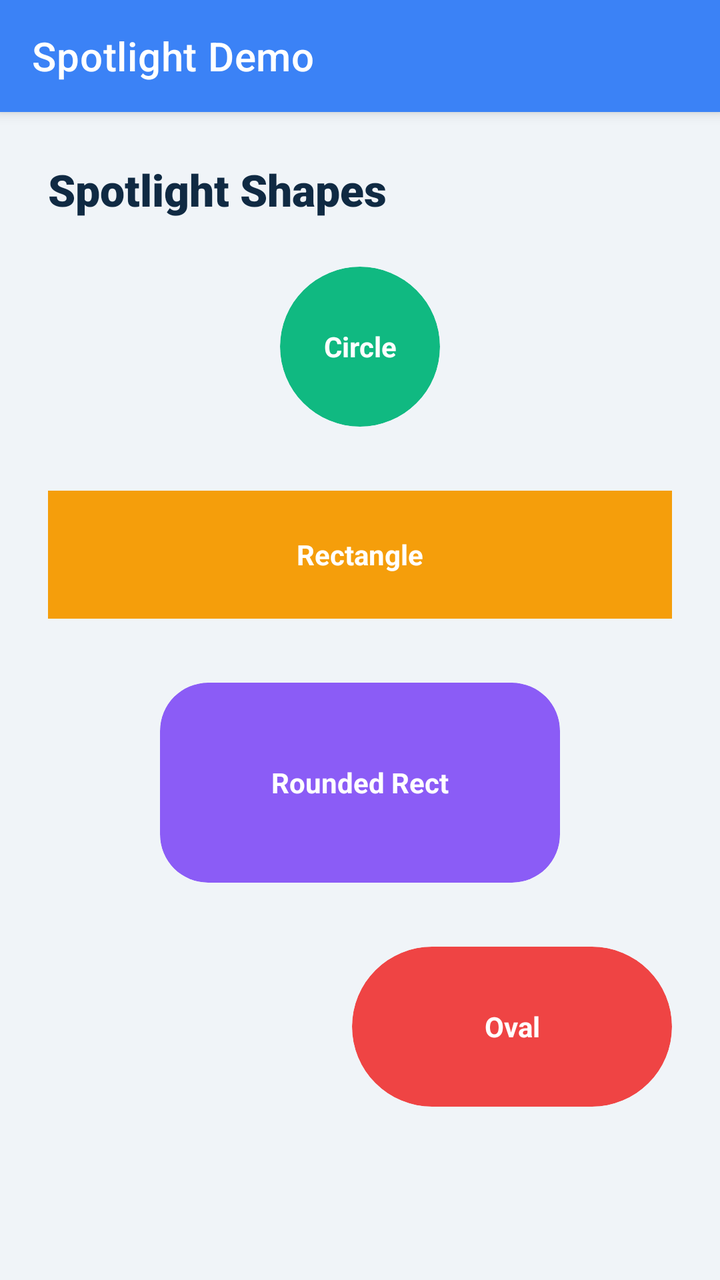
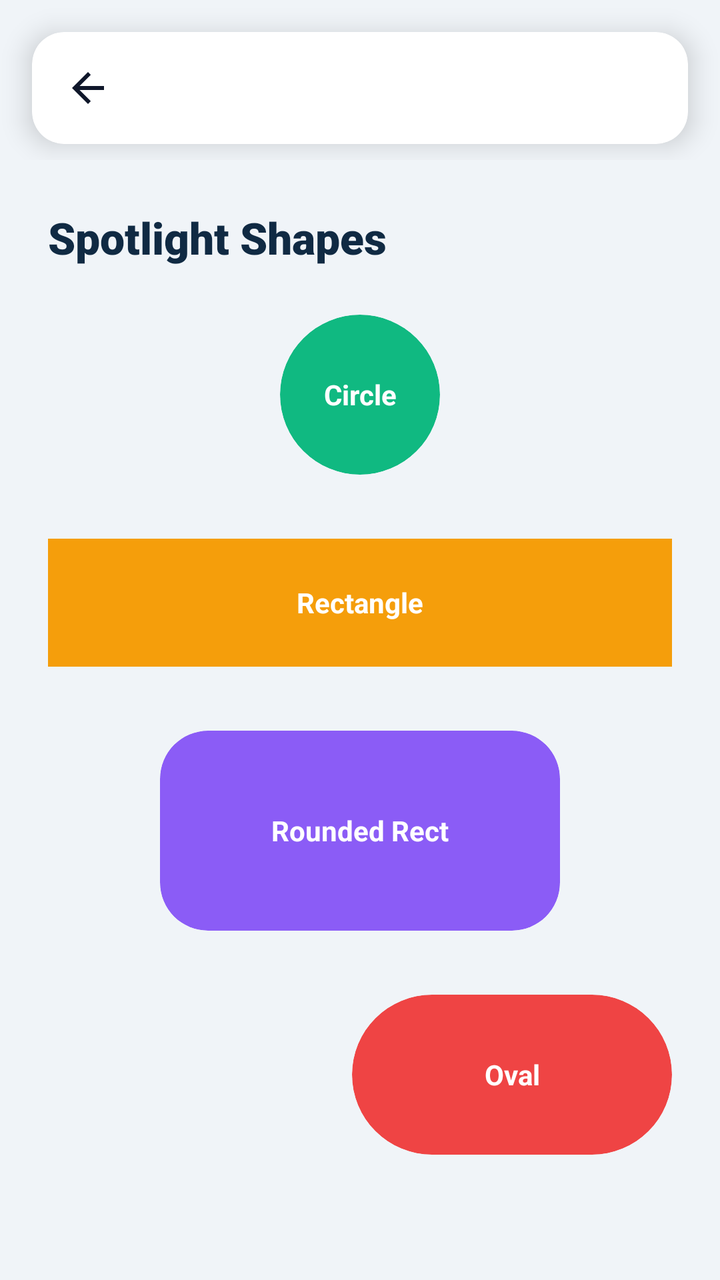

Two renders of the same Android screen: before a commit and after it. Below are the layout's source before the change and the commit's diff.
<!-- AndroidManifest.xml: application theme Theme.GuideFlow -->
<!-- res/layout/activity_spotlight_demo.xml -->
<?xml version="1.0" encoding="utf-8"?>
<androidx.coordinatorlayout.widget.CoordinatorLayout xmlns:android="http://schemas.android.com/apk/res/android"
    xmlns:app="http://schemas.android.com/apk/res-auto"
    android:layout_width="match_parent"
    android:layout_height="match_parent"
    android:background="#F0F4F8">

    <com.google.android.material.appbar.AppBarLayout
        android:layout_width="match_parent"
        android:layout_height="wrap_content"
        app:elevation="4dp">

        <com.google.android.material.appbar.MaterialToolbar
            android:id="@+id/toolbar"
            android:layout_width="match_parent"
            android:layout_height="?attr/actionBarSize"
            android:background="#3B82F6"
            app:title="Spotlight Demo"
            app:titleTextColor="#FFFFFF" />
    </com.google.android.material.appbar.AppBarLayout>

    <androidx.core.widget.NestedScrollView
        android:layout_width="match_parent"
        android:layout_height="match_parent"
        android:padding="24dp"
        app:layout_behavior="@string/appbar_scrolling_view_behavior">

        <LinearLayout
            android:layout_width="match_parent"
            android:layout_height="wrap_content"
            android:orientation="vertical">

            <TextView
                android:layout_width="match_parent"
                android:layout_height="wrap_content"
                android:text="Spotlight Shapes"
                android:textSize="22sp"
                android:fontFamily="sans-serif-black"
                android:textColor="#102A43"
                android:layout_marginBottom="24dp" />

            <com.google.android.material.card.MaterialCardView
                android:id="@+id/viewCircle"
                android:layout_width="80dp"
                android:layout_height="80dp"
                app:cardBackgroundColor="#10B981"
                app:cardCornerRadius="40dp"
                app:cardElevation="0dp"
                app:strokeWidth="0dp"
                android:layout_marginBottom="32dp"
                android:layout_gravity="center">
                <TextView
                    android:layout_width="match_parent"
                    android:layout_height="match_parent"
                    android:text="Circle"
                    android:gravity="center"
                    android:textColor="#FFFFFF"
                    android:textStyle="bold"/>
            </com.google.android.material.card.MaterialCardView>

            <com.google.android.material.card.MaterialCardView
                android:id="@+id/viewRectangle"
                android:layout_width="match_parent"
                android:layout_height="64dp"
                app:cardBackgroundColor="#F59E0B"
                app:cardCornerRadius="0dp"
                app:cardElevation="0dp"
                app:strokeWidth="0dp"
                android:layout_marginBottom="32dp">
                <TextView
                    android:layout_width="match_parent"
                    android:layout_height="match_parent"
                    android:text="Rectangle"
                    android:gravity="center"
                    android:textColor="#FFFFFF"
                    android:textStyle="bold"/>
            </com.google.android.material.card.MaterialCardView>

            <com.google.android.material.card.MaterialCardView
                android:id="@+id/viewRounded"
                android:layout_width="200dp"
                android:layout_height="100dp"
                app:cardBackgroundColor="#8B5CF6"
                app:cardCornerRadius="24dp"
                app:cardElevation="0dp"
                app:strokeWidth="0dp"
                android:layout_gravity="center"
                android:layout_marginBottom="32dp">
                <TextView
                    android:layout_width="match_parent"
                    android:layout_height="match_parent"
                    android:text="Rounded Rect"
                    android:gravity="center"
                    android:textColor="#FFFFFF"
                    android:textStyle="bold"/>
            </com.google.android.material.card.MaterialCardView>

            <com.google.android.material.card.MaterialCardView
                android:id="@+id/viewOval"
                android:layout_width="160dp"
                android:layout_height="80dp"
                app:cardBackgroundColor="#EF4444"
                app:cardCornerRadius="80dp"
                app:cardElevation="0dp"
                app:strokeWidth="0dp"
                android:layout_gravity="end"
                android:layout_marginBottom="48dp">
                <TextView
                    android:layout_width="match_parent"
                    android:layout_height="match_parent"
                    android:text="Oval"
                    android:gravity="center"
                    android:textColor="#FFFFFF"
                    android:textStyle="bold"/>
            </com.google.android.material.card.MaterialCardView>
            
            <TextView
                android:layout_width="match_parent"
                android:layout_height="wrap_content"
                android:text="Tap any shape above to see its corresponding Spotlight in action!"
                android:textColor="#627D98"
                android:textSize="16sp"
                android:textAlignment="center"
                android:fontFamily="sans-serif-medium"
                android:layout_marginTop="16dp"
                android:layout_marginBottom="32dp"/>
                
        </LinearLayout>
    </androidx.core.widget.NestedScrollView>

</androidx.coordinatorlayout.widget.CoordinatorLayout>
<!-- resources referenced by this layout -->
<resources>
  <style name="Theme.GuideFlow" parent="Theme.MaterialComponents.DayNight.NoActionBar">
          
          <item name="colorPrimary">@color/purple_500</item>
          <item name="colorPrimaryVariant">@color/purple_700</item>
          <item name="colorOnPrimary">@color/white</item>
          
          <item name="colorSecondary">@color/teal_200</item>
          <item name="colorSecondaryVariant">@color/teal_700</item>
          <item name="colorOnSecondary">@color/black</item>
          
          <item name="android:statusBarColor">?attr/colorPrimaryVariant</item>
          
      </style>
  <color name="purple_500">#FF6200EE</color>
  <color name="purple_700">#FF3700B3</color>
  <color name="white">#FFFFFFFF</color>
  <color name="teal_200">#FF03DAC5</color>
  <color name="teal_700">#FF018786</color>
  <color name="black">#FF000000</color>
</resources>

<!-- the commit's change to res/layout/activity_spotlight_demo.xml (unified diff, before → after) -->
@@ -5,19 +5,7 @@
     android:layout_height="match_parent"
     android:background="#F0F4F8">
 
-    <com.google.android.material.appbar.AppBarLayout
-        android:layout_width="match_parent"
-        android:layout_height="wrap_content"
-        app:elevation="4dp">
-
-        <com.google.android.material.appbar.MaterialToolbar
-            android:id="@+id/toolbar"
-            android:layout_width="match_parent"
-            android:layout_height="?attr/actionBarSize"
-            android:background="#3B82F6"
-            app:title="Spotlight Demo"
-            app:titleTextColor="#FFFFFF" />
-    </com.google.android.material.appbar.AppBarLayout>
+    <include layout="@layout/layout_standard_app_bar" />
 
     <androidx.core.widget.NestedScrollView
         android:layout_width="match_parent"
@@ -129,3 +117,39 @@
     </androidx.core.widget.NestedScrollView>
 
 </androidx.coordinatorlayout.widget.CoordinatorLayout>
+<!-- res/layout/layout_standard_app_bar.xml (included above) -->
+<?xml version="1.0" encoding="utf-8"?>
+<com.google.android.material.appbar.AppBarLayout
+    xmlns:android="http://schemas.android.com/apk/res/android"
+    xmlns:app="http://schemas.android.com/apk/res-auto"
+    android:id="@+id/appBarLayout"
+    android:layout_width="match_parent"
+    android:layout_height="wrap_content"
+    android:background="@android:color/transparent"
+    android:theme="@style/ThemeOverlay.AppCompat.Light"
+    app:elevation="0dp">
+
+    
+    <com.google.android.material.card.MaterialCardView
+        android:layout_width="match_parent"
+        android:layout_height="wrap_content"
+        android:layout_marginHorizontal="16dp"
+        android:layout_marginTop="16dp"
+        android:layout_marginBottom="8dp"
+        app:cardBackgroundColor="@android:color/white"
+        app:cardCornerRadius="16dp"
+        app:cardElevation="8dp"
+        app:strokeWidth="0dp">
+
+        <com.google.android.material.appbar.MaterialToolbar
+            android:id="@+id/toolbar"
+            android:layout_width="match_parent"
+            android:layout_height="?attr/actionBarSize"
+            app:titleTextColor="#0F172A"
+            app:titleCentered="true"
+            app:navigationIconTint="#0F172A"
+            app:navigationIcon="?attr/homeAsUpIndicator" />
+
+    </com.google.android.material.card.MaterialCardView>
+
+</com.google.android.material.appbar.AppBarLayout>
